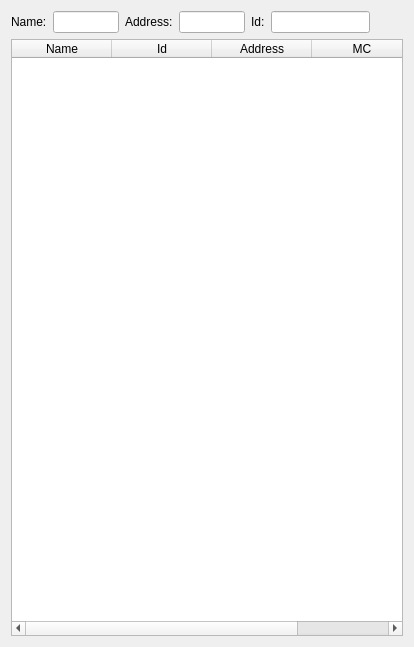
Old version of the form src/dose/dose_dobexplorer.ss/src/SystemPicture.ui in the repository SafirSDK/safir-sdk-core.
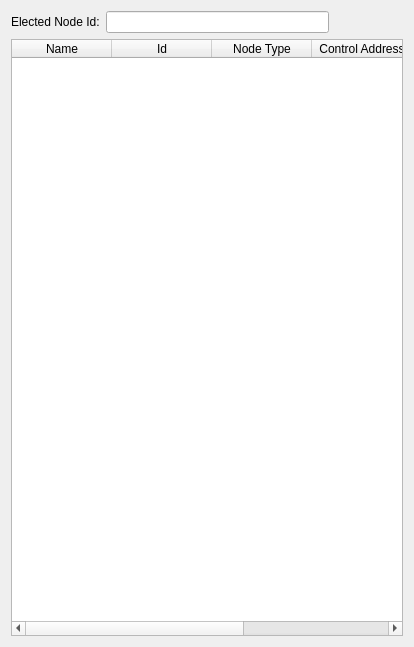
New version of the form.

Patch:
```diff
--- a/src/dose/dose_dobexplorer.ss/src/SystemPicture.ui
+++ b/src/dose/dose_dobexplorer.ss/src/SystemPicture.ui
@@ -15,39 +15,11 @@
   </property>
   <layout class="QVBoxLayout" name="verticalLayout">
    <item>
-    <layout class="QHBoxLayout" name="horizontalLayout" stretch="0,2,0,2,0,3,1">
-     <item>
-      <widget class="QLabel" name="label">
-       <property name="text">
-        <string>Name:</string>
-       </property>
-      </widget>
-     </item>
-     <item>
-      <widget class="QLineEdit" name="name">
-       <property name="readOnly">
-        <bool>true</bool>
-       </property>
-      </widget>
-     </item>
-     <item>
-      <widget class="QLabel" name="label_2">
-       <property name="text">
-        <string>Address:</string>
-       </property>
-      </widget>
-     </item>
-     <item>
-      <widget class="QLineEdit" name="address">
-       <property name="readOnly">
-        <bool>true</bool>
-       </property>
-      </widget>
-     </item>
+    <layout class="QHBoxLayout" name="horizontalLayout" stretch="0,3,1">
      <item>
       <widget class="QLabel" name="label_3">
        <property name="text">
-        <string>Id:</string>
+        <string>Elected Node Id:</string>
        </property>
       </widget>
      </item>
@@ -66,12 +38,6 @@
        <property name="orientation">
         <enum>Qt::Horizontal</enum>
        </property>
-       <property name="sizeHint" stdset="0">
-        <size>
-         <width>0</width>
-         <height>20</height>
-        </size>
-       </property>
       </spacer>
      </item>
     </layout>
@@ -114,7 +80,12 @@
      </column>
      <column>
       <property name="text">
-       <string>Address</string>
+       <string>Node Type</string>
+      </property>
+     </column>
+     <column>
+      <property name="text">
+       <string>Control Address</string>
       </property>
       <property name="toolTip">
        <string>Address of node</string>
@@ -122,7 +93,7 @@
      </column>
      <column>
       <property name="text">
-       <string>MC</string>
+       <string>Data Address</string>
       </property>
       <property name="toolTip">
        <string>Is this node multicast enabled.</string>
```
Left out of the diff: 2 changed lines with no effect on the pictures.
